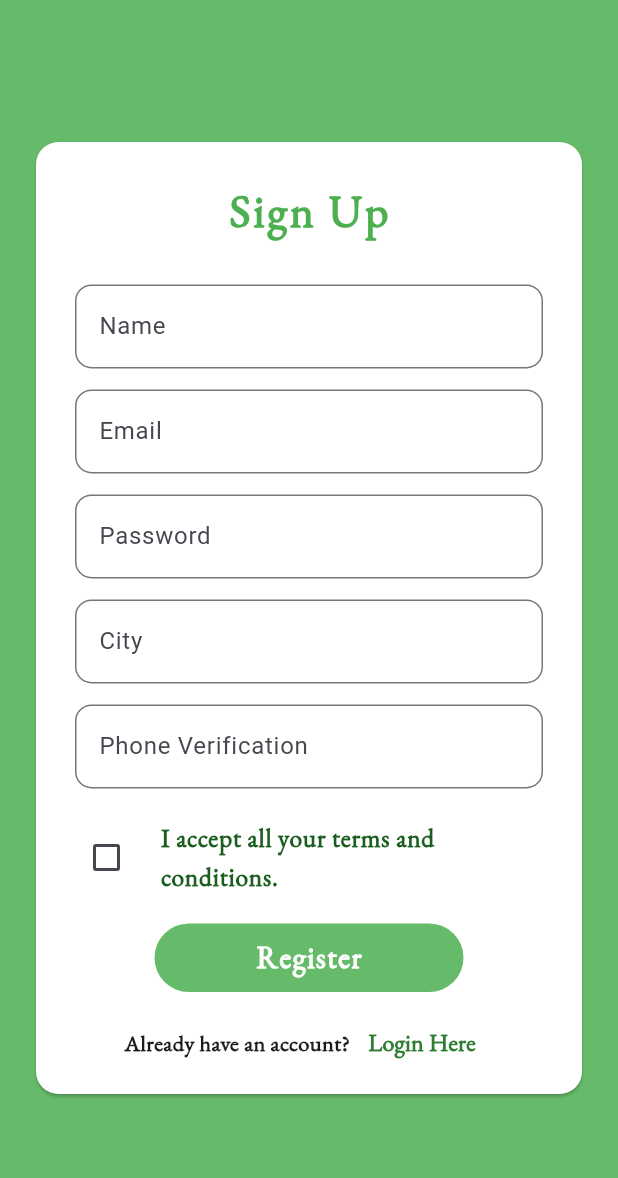
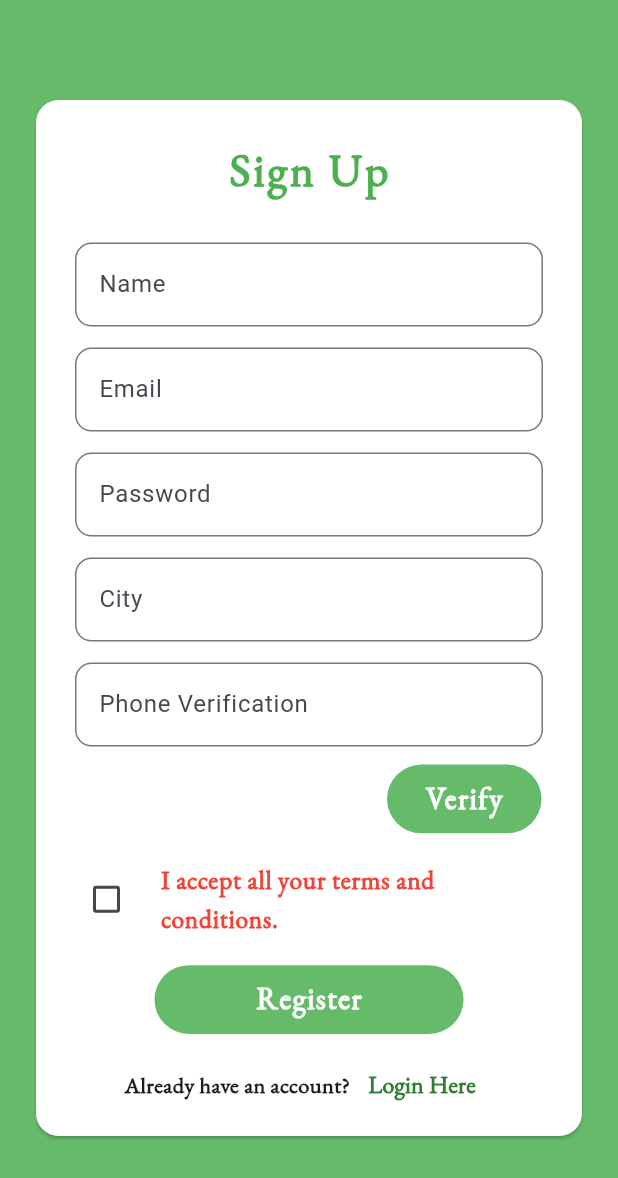
Before and after one commit to Parth-FlutterDeveloper/Farm_Fusion, a Flutter app: the screen it shows after launch, item 4 of the bottom bar chosen, after a tap on "Register", on a phone screen of 412 x 824 dp. Shown: the top 1178 px of the screen. Run offline on Flutter 3.47's test engine with Material 3 defaults, Android fonts, the light colour scheme and no system bars; our stand-ins replace another_carousel_pro, firebase_auth, firebase_core, fluttertoast, get; accounts and stored records are empty.

Commit message:
13 Commit

```diff
--- a/lib/Routes/routes.dart
+++ b/lib/Routes/routes.dart
@@ -2,9 +2,11 @@
 import 'package:farm_booking_app/Routes/routes_name.dart';
 import 'package:farm_booking_app/Screens/register_screen.dart';
 import 'package:farm_booking_app/Screens/splash_screen.dart';
+import 'package:farm_booking_app/Widgets/Login%20&%20Register%20Widget/verify_code.dart';
 import 'package:farm_booking_app/Widgets/Navbar%20Widget/navbar_widget.dart';
 import 'package:get/get.dart';
 import '../Screens/login_screen.dart';
+import '../Widgets/Login & Register Widget/forgot_password.dart';
 
 class AppRoutes{
 
@@ -36,6 +38,23 @@
       page: () => RegisterScreen(),
       transitionDuration: Duration(milliseconds: 250),
       transition: Transition.rightToLeftWithFade,
+    ),
+
+    GetPage(
+      name: RoutesName.forgotPassword,
+      page: () => ForgotPassword(),
+      transitionDuration: Duration(milliseconds: 250),
+      transition: Transition.rightToLeftWithFade,
+    ),
+
+    GetPage(
+      name: RoutesName.codeVerification,
+      page: () {
+        final String verificationId = Get.arguments;
+        return CodeVerification(verificationId: verificationId);
+      },
+      transitionDuration: Duration(milliseconds: 250),
+      transition: Transition.rightToLeftWithFade,
     )
 
   ];
--- a/lib/Routes/routes_name.dart
+++ b/lib/Routes/routes_name.dart
@@ -9,4 +9,8 @@
 
   static const String registerScreen = '/register_screen';
 
+  static const String forgotPassword = '/forgot_password';
+
+  static const String codeVerification = '/code_verification';
+
 }
--- a/lib/Screens/register_screen.dart
+++ b/lib/Screens/register_screen.dart
@@ -1,5 +1,7 @@
+import 'package:farm_booking_app/Utils/utils.dart';
 import 'package:farm_booking_app/Widgets/Common%20Widget/button_widget.dart';
 import 'package:farm_booking_app/Widgets/Common%20Widget/custom_text_field.dart';
+import 'package:firebase_auth/firebase_auth.dart';
 import 'package:flutter/material.dart';
 import 'package:get/get.dart';
 import '../Routes/routes_name.dart';
@@ -18,35 +20,45 @@
   final _formKey = GlobalKey<FormState>();
   final TextEditingController _nameController = TextEditingController();
   final TextEditingController _emailController = TextEditingController();
+  final TextEditingController _passwordController = TextEditingController();
+  final TextEditingController _cityController = TextEditingController();
   final TextEditingController _phoneNumberController  = TextEditingController();
-  final TextEditingController _passwordController = TextEditingController();
-  final TextEditingController _confirmPasswordController = TextEditingController();
 
-  // Future<void> _signUp() async {
-  //   if (_formKey.currentState!.validate()) {
-  //     try {
-  //       UserCredential userCredential = await FirebaseAuth.instance.createUserWithEmailAndPassword(
-  //         email: _emailController.text,
-  //         password: _passwordController.text,
-  //       );
-  //       // Handle successful sign-up, e.g., navigate to another screen
-  //       ScaffoldMessenger.of(context).showSnackBar(SnackBar(content: Text("Successfully signed up")));
-  //       Get.toNamed(RoutesName.loginScreen.toString());
-  //     } on FirebaseAuthException catch (e) {
-  //       String message;
-  //       if (e.code == 'weak-password') {
-  //         message = 'The password provided is too weak.';
-  //       } else if (e.code == 'email-already-in-use') {
-  //         message = 'The account already exists for that email.';
-  //       } else {
-  //         message = e.message ?? 'An unknown error occurred.';
-  //       }
-  //       ScaffoldMessenger.of(context).showSnackBar(
-  //         SnackBar(content: Text(message)),
-  //       );
-  //     }
-  //   }
-  // }
+  FirebaseAuth userCredential = FirebaseAuth.instance;
+
+  Future<void> _signUp() async {
+    if (_formKey.currentState!.validate()) {
+      if(isChecked){
+        setState(() {
+          loading = true;
+        });
+        try {
+          await userCredential.createUserWithEmailAndPassword(
+            email: _emailController.text.toString(),
+            password: _passwordController.text.toString(),
+          );
+          setState(() {
+            loading = false;
+          });
+          Utils().toastMessage("Successfully Signed Up");
+          Get.offNamed(RoutesName.loginScreen.toString());
+        } on FirebaseAuthException catch (e) {
+          String message;
+          if (e.code == 'weak-password') {
+            message = 'The password provided is too weak';
+          } else if (e.code == 'email-already-in-use') {
+            message = 'The account already exists';
+          } else {
+            message = e.message ?? 'Something went wrong';
+          }
+          Utils().toastMessage(message);
+          setState(() {
+            loading = false;
+          });
+        }
+      }
+    }
+  }
 
   @override
   Widget build(BuildContext context) {
@@ -111,7 +123,6 @@
                       CustomTextField(
                         label: 'Password',
                         controller: _passwordController,
-                        isPassword: true,
                         validator: (value) {
                           if (value == null || value.isEmpty) {
                             return 'Please enter your password';
@@ -127,8 +138,7 @@
 
                       CustomTextField(
                         label: 'City',
-                        controller: _confirmPasswordController,
-                        isPassword: true,
+                        controller: _cityController,
                         validator: (value) {
                           if (value == null || value.isEmpty) {
                             return 'Please enter your City';
@@ -153,6 +163,42 @@
                         },
                       ),
                       SizedBox(height: 10),
+                      Padding(
+                        padding: const EdgeInsets.only(right: 16),
+                        child: Align(
+                          alignment: Alignment.centerRight,
+                          child: ButtonWidget(
+                              text: "Verify",
+                              width: 4,
+                              onTap: () {
+                                if(_phoneNumberController.text.isNotEmpty && _phoneNumberController.text.length == 10){
+                                  userCredential.verifyPhoneNumber(
+                                      phoneNumber: _phoneNumberController.text,
+                                      verificationCompleted: (_){},
+                                      verificationFailed: (e) {
+                                        Utils().toastMessage("Something Went Wrong");
+                                      },
+                                      codeSent: (String verificationId, int? token) {
+                                        Get.toNamed(
+                                            RoutesName.codeVerification.toString(),
+                                            arguments: verificationId
+                                        );
+                                      },
+                                      codeAutoRetrievalTimeout: (e) {
+                                        Utils().toastMessage("Something Went Wrong");
+                                      }
+                                  );
+                                }else{
+                                  Utils().toastMessage("Please Enter Valid Number");
+                                }
+                              },
+                            loading: loading,
+                            txtColor: Colors.white,
+                            backColor: Colors.green.shade400,
+                          ),
+                        ),
+                      ),
+                      SizedBox(height: 10),
 
 
                       CheckboxListTile(
@@ -168,7 +214,7 @@
                         title: Text('I accept all your terms and conditions.',
                         style: TextStyle(
                             fontFamily: "LocalFont",
-                            color: Colors.green.shade900,
+                            color: isChecked ? Colors.green.shade900 : Colors.red,
                             fontSize: 17,
                             fontWeight: FontWeight.bold
                         ),),
@@ -183,14 +229,7 @@
                           txtColor: Colors.white,
                           backColor: Colors.green.shade400,
                           onTap: () {
-                            // if(_formKey.currentState!.validate()){
-                            //   if(isChecked){
-                            //     Get.offNamed(RoutesName.loginScreen.toString());
-                            //   }
-                            // }
-                            if(isChecked){
-                              Get.offNamed(RoutesName.loginScreen.toString());
-                            }
+                            _signUp();
                           },
                       ),
 
--- a/lib/Screens/splash_screen.dart
+++ b/lib/Screens/splash_screen.dart
@@ -17,7 +17,7 @@
     // TODO: implement initState
     super.initState();
 
-    Timer(Duration(seconds: 3), (){
+    Timer(Duration(seconds: 2), (){
       Get.offNamed(RoutesName.navbarWidget.toString());
     });
   }
@@ -25,7 +25,7 @@
   @override
   Widget build(BuildContext context) {
     return Scaffold(
-      backgroundColor: Colors.green.shade200,
+      backgroundColor: Colors.green.shade300,
       body: Column(
         mainAxisAlignment: MainAxisAlignment.spaceAround,
         children: [
--- a/lib/Utils/utils.dart
+++ b/lib/Utils/utils.dart
@@ -11,7 +11,7 @@
         toastLength: Toast.LENGTH_SHORT,
         gravity: ToastGravity.BOTTOM,
         timeInSecForIosWeb: 1,
-        backgroundColor: Colors.red.shade400,
+        backgroundColor: Colors.black54,
         textColor: Colors.white,
         fontSize: 16.0
     );
--- a/lib/Widgets/Common Widget/button_widget.dart
+++ b/lib/Widgets/Common Widget/button_widget.dart
@@ -39,8 +39,8 @@
         child: Center(
           child: widget.loading
           ? CircularProgressIndicator(
-            color: Colors.green.shade800,
-            strokeWidth: 2.2,
+            color: Colors.black,
+            strokeWidth: 2.5,
           )
           : Text(widget.text,style: TextStyle(
               fontWeight: FontWeight.bold,
--- a/lib/Widgets/Profile Widget/profile_option_widget.dart
+++ b/lib/Widgets/Logged Profile Widget/profile_option_widget.dart
@@ -41,7 +41,7 @@
                 Text(widget.text,style: TextStyle(
                     fontWeight: FontWeight.bold,
                     fontFamily: 'LocalFont',
-                    fontSize: 23,
+                    fontSize: 21,
                     letterSpacing: 1
                 ),)
               ],
--- /dev/null
+++ b/lib/Widgets/Navbar Widget/check_login.dart
@@ -0,0 +1,39 @@
+import 'package:farm_booking_app/Screens/Nav%20Screens/l_profile_screen.dart';
+import 'package:firebase_auth/firebase_auth.dart';
+import 'package:flutter/cupertino.dart';
+import 'package:farm_booking_app/Screens/Nav%20Screens/booked_screen.dart';
+import 'package:farm_booking_app/Screens/Nav%20Screens/favourite_screen.dart';
+import 'package:farm_booking_app/Screens/Nav%20Screens/home_screen.dart';
+import 'package:farm_booking_app/Screens/Nav%20Screens/ul_profile_screen.dart';
+
+class CheckLoginProcess {
+
+  List<StatefulWidget> isLogin(BuildContext context){
+
+    final auth = FirebaseAuth.instance;
+
+    final user = auth.currentUser;
+
+    if(user != null){
+      final screens = [
+        HomeScreen(),
+        FavouriteScreen(),
+        BookedScreen(),
+        ProfileScreen()
+      ];
+      return screens;
+    }
+
+    else{
+      final screens = [
+        HomeScreen(),
+        FavouriteScreen(),
+        BookedScreen(),
+        ULProfileScreen()
+      ];
+      return screens;
+    }
+
+  }
+
+}
--- a/lib/Widgets/Navbar Widget/navbar_widget.dart
+++ b/lib/Widgets/Navbar Widget/navbar_widget.dart
@@ -1,9 +1,4 @@
-import 'package:farm_booking_app/Screens/Nav%20Screens/booked_screen.dart';
-import 'package:farm_booking_app/Screens/Nav%20Screens/favourite_screen.dart';
-import 'package:farm_booking_app/Screens/Nav%20Screens/home_screen.dart';
-import 'package:farm_booking_app/Screens/Nav%20Screens/l_profile_screen.dart';
-// import 'package:farm_booking_app/Screens/Nav%20Screens/l_profile_screen.dart';
-import 'package:farm_booking_app/Screens/Nav%20Screens/ul_profile_screen.dart';
+import 'package:farm_booking_app/Widgets/Navbar%20Widget/check_login.dart';
 import 'package:flutter/material.dart';
 
 class NavbarWidget extends StatefulWidget {
@@ -17,20 +12,21 @@
 
   int selectedIndex = 0;
 
-  final screens = [
-    HomeScreen(),
-    FavouriteScreen(),
-    BookedScreen(),
-    ULProfileScreen()
-  ];
+  List<Widget> screens = [];
+  CheckLoginProcess isCheck = CheckLoginProcess();
+
+  @override
+  void initState() {
+    super.initState();
+    screens = isCheck.isLogin(context);
+  }
 
   @override
   Widget build(BuildContext context) {
     return Scaffold(
       backgroundColor: Colors.white,
       body: screens[selectedIndex],
-      bottomNavigationBar: Container(
-        child: BottomNavigationBar(
+      bottomNavigationBar: BottomNavigationBar(
         backgroundColor: Colors.white,
         type: BottomNavigationBarType.fixed,
         selectedItemColor: Colors.green,
@@ -57,7 +53,6 @@
           BottomNavigationBarItem(icon: Icon(Icons.person), label: "Profile"),
         ],
       ),
-      ),
     );
   }
 }
--- a/lib/main.dart
+++ b/lib/main.dart
@@ -1,13 +1,17 @@
 import 'package:farm_booking_app/Routes/routes.dart';
 import 'package:farm_booking_app/Screens/splash_screen.dart';
 import 'package:farm_booking_app/Utils/utils.dart';
+import 'package:farm_booking_app/firebase_options.dart';
 import 'package:flutter/material.dart';
 import 'package:get/get.dart';
 import 'package:firebase_core/firebase_core.dart';
 
 Future<void> main() async {
   WidgetsFlutterBinding.ensureInitialized();
-  await Firebase.initializeApp();
+  await Firebase.initializeApp(
+    options: DefaultFirebaseOptions.currentPlatform,
+  );
+
   runApp(const FarmFusion());
 }
 
--- a/pubspec.yaml
+++ b/pubspec.yaml
@@ -37,9 +37,10 @@
   cupertino_icons: ^1.0.2
   get: ^4.6.6
   firebase_core: ^2.27.0
-  firebase_storage: ^11.6.9
+  firebase_auth: ^4.17.8
   fluttertoast: ^8.0.9
   another_carousel_pro: ^1.0.2
+
 
 dev_dependencies:
   flutter_test:
```
Also changed, not shown: lib/Screens/Nav Screens/l_profile_screen.dart (+12 -8 lines), lib/Screens/login_screen.dart (+29 -25 lines), lib/Widgets/Logged Profile Widget/logout_dialog.dart (added, +67 -0 lines), lib/Widgets/Login & Register Widget/forgot_password.dart (added, +112 -0 lines), lib/Widgets/Login & Register Widget/verify_code.dart (added, +21 -0 lines), lib/Widgets/Logged Profile Widget/profile_Image_widget.dart (renamed from lib/Widgets/Profile Widget/profile_Image_widget.dart), pubspec.lock, 3 other files. Lines whose indentation alone changed are shown as unchanged.
